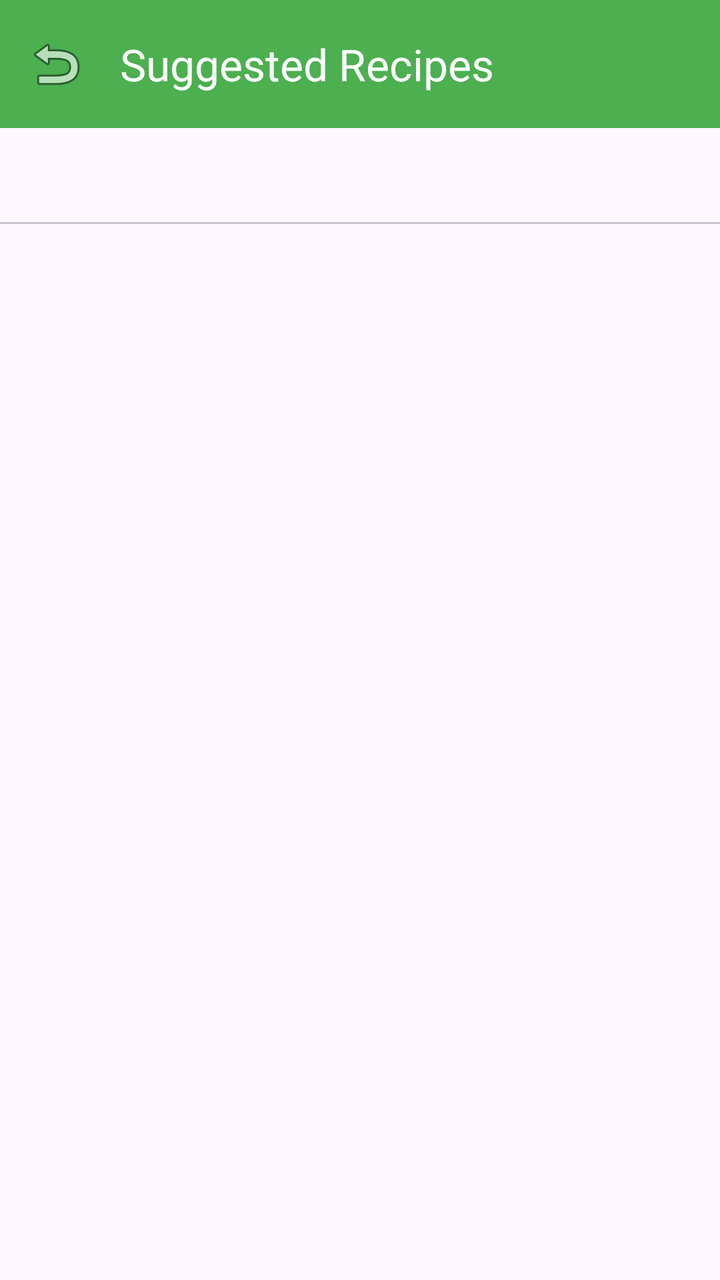
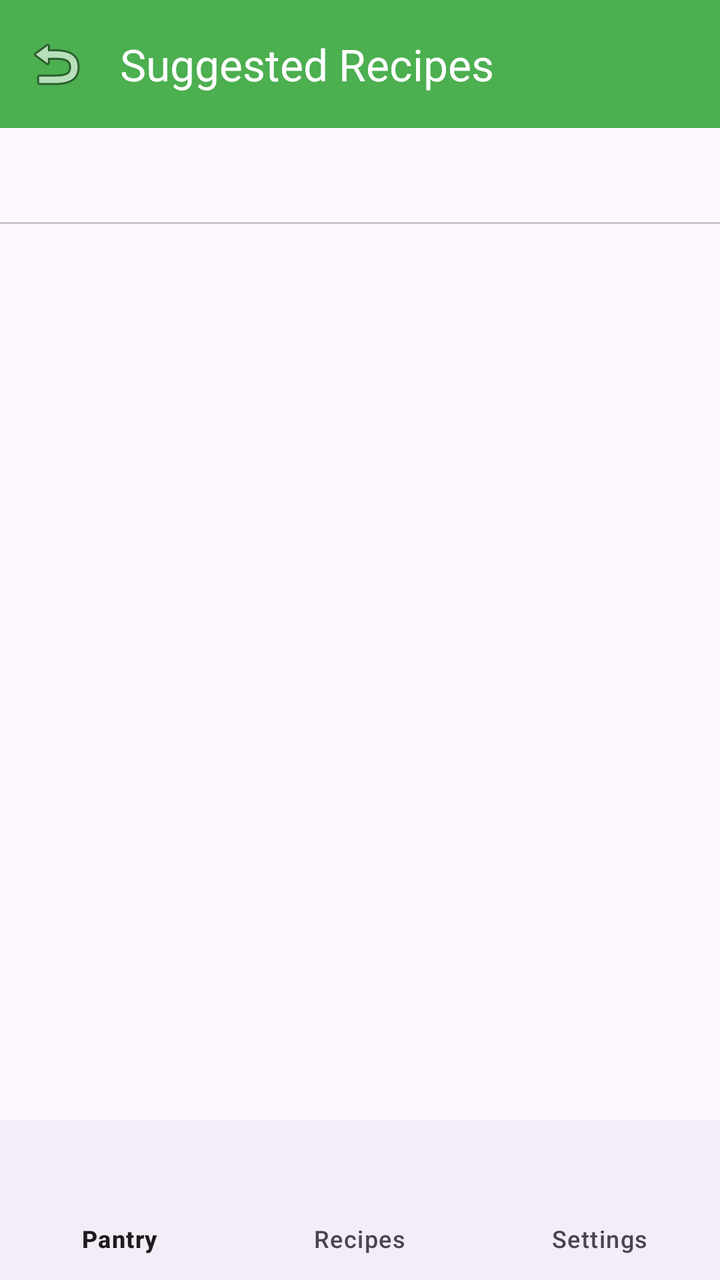

Two renders of the same Android screen: before a commit and after it. Below are the layout's source before the change and the commit's diff.
<!-- AndroidManifest.xml: application theme Theme.SmartPantryManager -->
<!-- res/layout/activity_suggested_recipes.xml -->
<?xml version="1.0" encoding="utf-8"?>
<LinearLayout xmlns:android="http://schemas.android.com/apk/res/android"
    xmlns:app="http://schemas.android.com/apk/res-auto"
    android:layout_width="match_parent"
    android:layout_height="match_parent"
    android:orientation="vertical">

    <com.google.android.material.appbar.MaterialToolbar
        android:id="@+id/toolbar"
        android:layout_width="match_parent"
        android:layout_height="?attr/actionBarSize"
        android:background="#4CAF50"
        app:navigationIcon="@android:drawable/ic_menu_revert"
        app:title="Suggested Recipes"
        app:titleTextColor="@android:color/white" />

    <com.google.android.material.tabs.TabLayout
        android:id="@+id/tabLayout"
        android:layout_width="match_parent"
        android:layout_height="wrap_content"
        app:tabMode="fixed"
        app:tabTextColor="@android:color/black"
        app:tabSelectedTextColor="#4CAF50" />

    
    <LinearLayout
        android:id="@+id/layoutEmptyState"
        android:layout_width="match_parent"
        android:layout_height="match_parent"
        android:orientation="vertical"
        android:gravity="center"
        android:padding="32dp"
        android:visibility="gone">

        <TextView
            android:id="@+id/tvEmptyMessage"
            android:layout_width="wrap_content"
            android:layout_height="wrap_content"
            android:layout_marginTop="16dp"
            android:text="No recipes match your pantry yet.\nAdd more ingredients!"
            android:textAlignment="center"
            android:textSize="16sp"
            android:textColor="@android:color/darker_gray" />
    </LinearLayout>

    
    <androidx.recyclerview.widget.RecyclerView
        android:id="@+id/recyclerViewRecipes"
        android:layout_width="match_parent"
        android:layout_height="match_parent"
        android:padding="8dp" />

</LinearLayout>
<!-- resources referenced by this layout -->
<resources>
  <style name="Theme.SmartPantryManager" parent="Base.Theme.SmartPantryManager" />
  <style name="Base.Theme.SmartPantryManager" parent="Theme.Material3.DayNight.NoActionBar">
          
          
      </style>
</resources>

<!-- the commit's change to res/layout/activity_suggested_recipes.xml (unified diff, before → after) -->
@@ -26,7 +26,8 @@
     <LinearLayout
         android:id="@+id/layoutEmptyState"
         android:layout_width="match_parent"
-        android:layout_height="match_parent"
+        android:layout_height="0dp"
+        android:layout_weight="1"
         android:orientation="vertical"
         android:gravity="center"
         android:padding="32dp"
@@ -47,7 +48,16 @@
     <androidx.recyclerview.widget.RecyclerView
         android:id="@+id/recyclerViewRecipes"
         android:layout_width="match_parent"
-        android:layout_height="match_parent"
+        android:layout_height="0dp"
+        android:layout_weight="1"
         android:padding="8dp" />
 
+    
+    <com.google.android.material.bottomnavigation.BottomNavigationView
+        android:id="@+id/bottomNavigation"
+        android:layout_width="match_parent"
+        android:layout_height="wrap_content"
+        app:menu="@menu/bottom_nav_menu"
+        app:labelVisibilityMode="labeled" />
+
 </LinearLayout>
